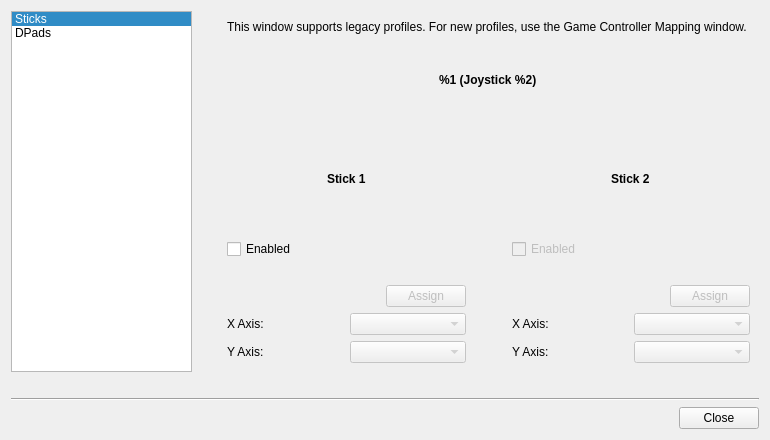
The window that src/gui/advancestickassignmentdialog.ui (davaughnl/Pad) describes before a commit, drawn with Qt 5.
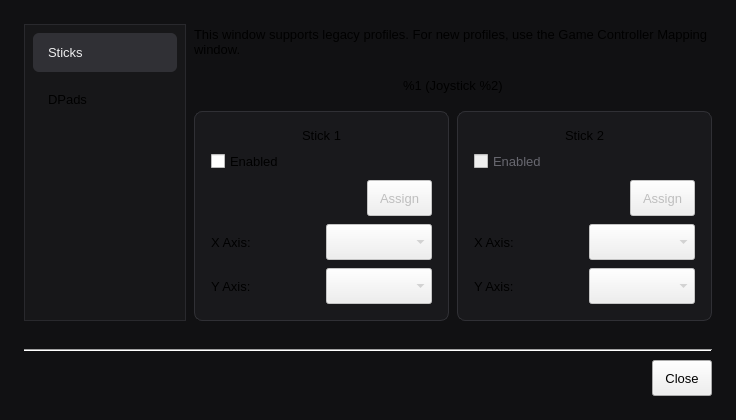
The same window after the commit. Icons and pictures are not drawn.

Commit message: Polish axis stick and mouse dialogs with bounded layouts

```diff
--- a/src/gui/advancestickassignmentdialog.ui
+++ b/src/gui/advancestickassignmentdialog.ui
@@ -6,8 +6,8 @@
    <rect>
     <x>0</x>
     <y>0</y>
-    <width>770</width>
-    <height>440</height>
+    <width>736</width>
+    <height>400</height>
    </rect>
   </property>
   <property name="minimumSize">
@@ -22,9 +22,39 @@
   <property name="modal">
    <bool>true</bool>
   </property>
+  <property name="styleSheet">
+   <string notr="true">QWidget { font-family: "Geist"; font-size: 13px; font-weight: 400; }
+QListWidget#listWidget { background: #171719; border: 1px solid #29292d; padding: 8px; min-width: 144px; max-width: 144px; }
+QListWidget#listWidget::item { padding: 12px; margin-bottom: 8px; border-radius: 6px; }
+QListWidget#listWidget::item:selected { background: #303035; color: #eeeeef; }
+QListWidget#listWidget::item:hover { background: #242428; }
+QDialog { background: #111113; }
+QPushButton, QToolButton { min-height: 24px; padding: 5px 12px; }
+QComboBox, QLineEdit, QSpinBox, QDoubleSpinBox { min-height: 24px; padding-top: 5px; padding-bottom: 5px; }
+QGroupBox { padding: 16px; margin-top: 16px; }
+QGroupBox::title { color: #b8b8bf; left: 16px; }
+QLabel:disabled, QCheckBox:disabled { color: #67676f; }
+JoyControlStickButtonPushButton[isflashing="true"] { background: #e8e8eb; color: #111113; border-color: #ffffff; }
+QDialogButtonBox { border: none; padding-top: 8px; }
+QFrame[frameShape="4"], QFrame[frameShape="5"] { color: #29292d; background: #29292d; max-height: 1px; border: none; }
+QGroupBox::indicator { width: 16px; height: 16px; border: 1px solid #505058; border-radius: 4px; background: #19191c; }
+QGroupBox::indicator:checked { background: #eeeeef; image: url(:/pad/icons/check-dark.svg); }
+
+QFrame#verticalLayoutCard, QFrame#verticalLayout_2Card { background: #19191c; border: 1px solid #303035; border-radius: 8px; }</string>
+  </property>
   <layout class="QVBoxLayout" name="verticalLayout_5">
+   <property name="spacing"><number>8</number></property>
+   <property name="leftMargin"><number>24</number></property>
+   <property name="topMargin"><number>24</number></property>
+   <property name="rightMargin"><number>24</number></property>
+   <property name="bottomMargin"><number>24</number></property>
    <item>
-    <layout class="QHBoxLayout" name="horizontalLayout_6" stretch="1,1,3">
+    <layout class="QHBoxLayout" name="horizontalLayout_6">
+     <property name="spacing"><number>8</number></property>
+     <property name="leftMargin"><number>0</number></property>
+     <property name="topMargin"><number>0</number></property>
+     <property name="rightMargin"><number>0</number></property>
+     <property name="bottomMargin"><number>0</number></property>
      <item>
       <widget class="QListWidget" name="listWidget">
        <property name="sizePolicy">
@@ -48,22 +78,6 @@
        </item>
       </widget>
      </item>
-     <item>
-      <spacer name="horizontalSpacer_2">
-       <property name="orientation">
-        <enum>Qt::Horizontal</enum>
-       </property>
-       <property name="sizeType">
-        <enum>QSizePolicy::Fixed</enum>
-       </property>
-       <property name="sizeHint" stdset="0">
-        <size>
-         <width>20</width>
-         <height>20</height>
-        </size>
-       </property>
-      </spacer>
-     </item>
      <item>
       <widget class="QStackedWidget" name="stackedWidget">
        <property name="currentIndex">
@@ -71,16 +85,20 @@
        </property>
        <widget class="QWidget" name="sticks">
         <layout class="QVBoxLayout" name="verticalLayout_4">
+         <property name="spacing"><number>8</number></property>
+         <property name="leftMargin"><number>0</number></property>
+         <property name="topMargin"><number>0</number></property>
+         <property name="rightMargin"><number>0</number></property>
+         <property name="bottomMargin"><number>0</number></property>
          <item>
-          <layout class="QVBoxLayout" name="verticalLayout_3" stretch="0,1,3">
+          <layout class="QVBoxLayout" name="verticalLayout_3">
+           <property name="spacing"><number>8</number></property>
+           <property name="leftMargin"><number>0</number></property>
+           <property name="topMargin"><number>0</number></property>
+           <property name="rightMargin"><number>0</number></property>
+           <property name="bottomMargin"><number>0</number></property>
            <item>
             <widget class="QLabel" name="versionTwoMessageLabel">
-             <property name="font">
-              <font>
-               <weight>50</weight>
-               <bold>false</bold>
-              </font>
-             </property>
              <property name="text">
               <string>This window supports legacy profiles. For new profiles, use the Game Controller Mapping window.</string>
              </property>
@@ -91,12 +109,6 @@
            </item>
            <item alignment="Qt::AlignHCenter">
             <widget class="QLabel" name="joystickNumberLabel">
-             <property name="font">
-              <font>
-               <weight>75</weight>
-               <bold>false</bold>
-              </font>
-             </property>
              <property name="text">
               <string>%1 (Joystick %2)</string>
              </property>
@@ -104,22 +116,20 @@
            </item>
            <item>
             <layout class="QHBoxLayout" name="horizontalLayout_5">
-             <property name="spacing">
-              <number>-1</number>
-             </property>
+             <property name="spacing"><number>8</number></property>
+             <property name="leftMargin"><number>0</number></property>
+             <property name="topMargin"><number>0</number></property>
+             <property name="rightMargin"><number>0</number></property>
+             <property name="bottomMargin"><number>0</number></property>
              <item>
-              <layout class="QVBoxLayout" name="verticalLayout" stretch="0,0,0,0,3,3">
-               <property name="spacing">
-                <number>-1</number>
-               </property>
+              <widget class="QFrame" name="verticalLayoutCard"><layout class="QVBoxLayout" name="verticalLayout">
+               <property name="spacing"><number>8</number></property>
+               <property name="leftMargin"><number>16</number></property>
+               <property name="topMargin"><number>16</number></property>
+               <property name="rightMargin"><number>16</number></property>
+               <property name="bottomMargin"><number>16</number></property>
                <item alignment="Qt::AlignHCenter">
                 <widget class="QLabel" name="label_5">
-                 <property name="font">
-                  <font>
-                   <weight>75</weight>
-                   <bold>false</bold>
-                  </font>
-                 </property>
                  <property name="text">
                   <string>Stick 1</string>
                  </property>
@@ -135,24 +145,13 @@
                  </property>
                 </widget>
                </item>
-               <item>
-                <spacer name="verticalSpacer">
-                 <property name="orientation">
-                  <enum>Qt::Vertical</enum>
-                 </property>
-                 <property name="sizeType">
-                  <enum>QSizePolicy::Fixed</enum>
-                 </property>
-                 <property name="sizeHint" stdset="0">
-                  <size>
-                   <width>20</width>
-                   <height>20</height>
-                  </size>
-                 </property>
-                </spacer>
-               </item>
                <item>
                 <layout class="QHBoxLayout" name="horizontalLayout_7">
+                 <property name="spacing"><number>8</number></property>
+                 <property name="leftMargin"><number>0</number></property>
+                 <property name="topMargin"><number>0</number></property>
+                 <property name="rightMargin"><number>0</number></property>
+                 <property name="bottomMargin"><number>0</number></property>
                  <item>
                   <spacer name="horizontalSpacer_3">
                    <property name="orientation">
@@ -180,6 +179,11 @@
                </item>
                <item>
                 <layout class="QHBoxLayout" name="horizontalLayout">
+                 <property name="spacing"><number>8</number></property>
+                 <property name="leftMargin"><number>0</number></property>
+                 <property name="topMargin"><number>0</number></property>
+                 <property name="rightMargin"><number>0</number></property>
+                 <property name="bottomMargin"><number>0</number></property>
                  <item>
                   <widget class="QLabel" name="label">
                    <property name="text">
@@ -198,6 +202,11 @@
                </item>
                <item>
                 <layout class="QHBoxLayout" name="horizontalLayout_2">
+                 <property name="spacing"><number>8</number></property>
+                 <property name="leftMargin"><number>0</number></property>
+                 <property name="topMargin"><number>0</number></property>
+                 <property name="rightMargin"><number>0</number></property>
+                 <property name="bottomMargin"><number>0</number></property>
                  <item>
                   <widget class="QLabel" name="label_2">
                    <property name="text">
@@ -215,33 +224,16 @@
                 </layout>
                </item>
               </layout>
-             </item>
+             </widget></item>
              <item>
-              <spacer name="horizontalSpacer">
-               <property name="orientation">
-                <enum>Qt::Horizontal</enum>
-               </property>
-               <property name="sizeType">
-                <enum>QSizePolicy::Fixed</enum>
-               </property>
-               <property name="sizeHint" stdset="0">
-                <size>
-                 <width>40</width>
-                 <height>10</height>
-                </size>
-               </property>
-              </spacer>
-             </item>
-             <item>
-              <layout class="QVBoxLayout" name="verticalLayout_2" stretch="0,0,0,0,3,3">
+              <widget class="QFrame" name="verticalLayout_2Card"><layout class="QVBoxLayout" name="verticalLayout_2">
+               <property name="spacing"><number>8</number></property>
+               <property name="leftMargin"><number>16</number></property>
+               <property name="topMargin"><number>16</number></property>
+               <property name="rightMargin"><number>16</number></property>
+               <property name="bottomMargin"><number>16</number></property>
                <item alignment="Qt::AlignHCenter">
                 <widget class="QLabel" name="label_6">
-                 <property name="font">
-                  <font>
-                   <weight>75</weight>
-                   <bold>false</bold>
-                  </font>
-                 </property>
                  <property name="text">
                   <string>Stick 2</string>
                  </property>
@@ -257,24 +249,13 @@
                  </property>
                 </widget>
                </item>
-               <item>
-                <spacer name="verticalSpacer_4">
-                 <property name="orientation">
-                  <enum>Qt::Vertical</enum>
-                 </property>
-                 <property name="sizeType">
-                  <enum>QSizePolicy::Fixed</enum>
-                 </property>
-                 <property name="sizeHint" stdset="0">
-                  <size>
-                   <width>20</width>
-                   <height>20</height>
-                  </size>
-                 </property>
-                </spacer>
-               </item>
                <item>
                 <layout class="QHBoxLayout" name="horizontalLayout_8">
+                 <property name="spacing"><number>8</number></property>
+                 <property name="leftMargin"><number>0</number></property>
+                 <property name="topMargin"><number>0</number></property>
+                 <property name="rightMargin"><number>0</number></property>
+                 <property name="bottomMargin"><number>0</number></property>
                  <item>
                   <spacer name="horizontalSpacer_4">
                    <property name="orientation">
@@ -302,6 +283,11 @@
                </item>
                <item>
                 <layout class="QHBoxLayout" name="horizontalLayout_3">
+                 <property name="spacing"><number>8</number></property>
+                 <property name="leftMargin"><number>0</number></property>
+                 <property name="topMargin"><number>0</number></property>
+                 <property name="rightMargin"><number>0</number></property>
+                 <property name="bottomMargin"><number>0</number></property>
                  <item>
                   <widget class="QLabel" name="label_3">
                    <property name="text">
@@ -320,6 +306,11 @@
                </item>
                <item>
                 <layout class="QHBoxLayout" name="horizontalLayout_4">
+                 <property name="spacing"><number>8</number></property>
+                 <property name="leftMargin"><number>0</number></property>
+                 <property name="topMargin"><number>0</number></property>
+                 <property name="rightMargin"><number>0</number></property>
+                 <property name="bottomMargin"><number>0</number></property>
                  <item>
                   <widget class="QLabel" name="label_4">
                    <property name="text">
@@ -337,7 +328,7 @@
                 </layout>
                </item>
               </layout>
-             </item>
+             </widget></item>
             </layout>
            </item>
           </layout>
@@ -346,14 +337,13 @@
        </widget>
        <widget class="QWidget" name="dpads">
         <layout class="QVBoxLayout" name="verticalLayout_7">
+         <property name="spacing"><number>8</number></property>
+         <property name="leftMargin"><number>0</number></property>
+         <property name="topMargin"><number>0</number></property>
+         <property name="rightMargin"><number>0</number></property>
+         <property name="bottomMargin"><number>0</number></property>
          <item alignment="Qt::AlignHCenter">
           <widget class="QLabel" name="joystickNumberLabel2">
-           <property name="font">
-            <font>
-             <weight>75</weight>
-             <bold>false</bold>
-            </font>
-           </property>
            <property name="text">
             <string>%1 (Joystick %2)</string>
            </property>
@@ -361,43 +351,20 @@
          </item>
          <item alignment="Qt::AlignHCenter">
           <widget class="QLabel" name="hatNumberLabel">
-           <property name="font">
-            <font>
-             <weight>75</weight>
-             <bold>false</bold>
-            </font>
-           </property>
            <property name="text">
             <string>Number of Physical DPads: %1</string>
            </property>
           </widget>
          </item>
-         <item>
-          <spacer name="verticalSpacer_3">
-           <property name="orientation">
-            <enum>Qt::Vertical</enum>
-           </property>
-           <property name="sizeHint" stdset="0">
-            <size>
-             <width>20</width>
-             <height>40</height>
-            </size>
-           </property>
-          </spacer>
-         </item>
          <item>
           <layout class="QVBoxLayout" name="verticalLayout_6">
-           <property name="spacing">
-            <number>-1</number>
-           </property>
+           <property name="spacing"><number>8</number></property>
+           <property name="leftMargin"><number>0</number></property>
+           <property name="topMargin"><number>0</number></property>
+           <property name="rightMargin"><number>0</number></property>
+           <property name="bottomMargin"><number>0</number></property>
            <item>
             <widget class="QLabel" name="label_9">
-             <property name="font">
-              <font>
-               <weight>75</weight>
-               <bold>false</bold>
-              </font>
-             </property>
              <property name="text">
               <string>Virtual DPad 1</string>
              </property>
@@ -444,12 +411,11 @@
            </item>
            <item>
             <layout class="QGridLayout" name="gridLayout" columnstretch="1,2,1">
-             <property name="horizontalSpacing">
-              <number>41</number>
-             </property>
-             <property name="verticalSpacing">
-              <number>20</number>
-             </property>
+             <property name="spacing"><number>8</number></property>
+             <property name="leftMargin"><number>0</number></property>
+             <property name="topMargin"><number>0</number></property>
+             <property name="rightMargin"><number>0</number></property>
+             <property name="bottomMargin"><number>0</number></property>
              <item row="0" column="1">
               <widget class="QComboBox" name="vdpadUpComboBox">
                <property name="enabled">
```
Left out of the diff: 2 changed lines with no effect on the pictures. The commit also changes 12 other files.
